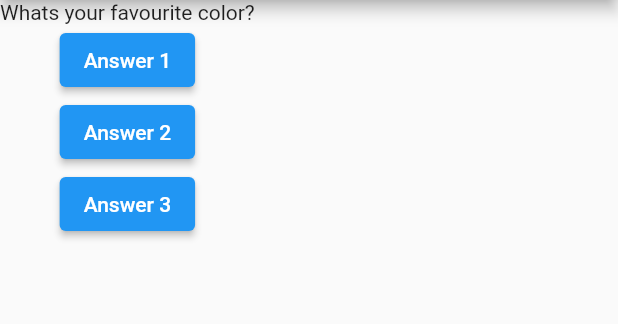
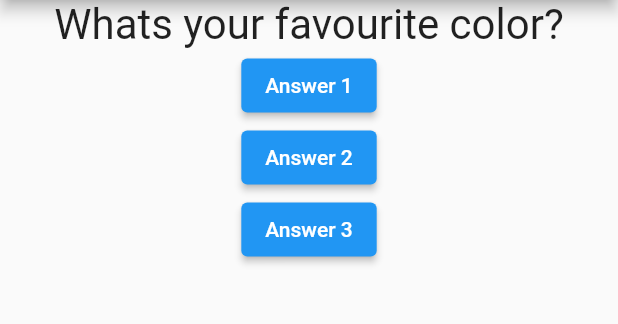
Before and after one commit to kmjaman/flutter-app, a Flutter app: the screen it shows after launch, on a phone screen of 412 x 824 dp, the part 84-408 px from its top. Run offline on Flutter 3.47's test engine with Material 2 defaults, Android fonts, the phone set to English and light mode, and no system bars.

Commit message:
centered texts

```diff
--- a/lib/question.dart
+++ b/lib/question.dart
@@ -7,6 +7,6 @@ class Question extends StatelessWidget {
 
   @override
   Widget build(BuildContext context) {
-    return Text(questionText);
+    return Container(width: double.infinity, child: Text(questionText, style: TextStyle(fontSize: 28), textAlign: TextAlign.center,),);
   }
 }
```
